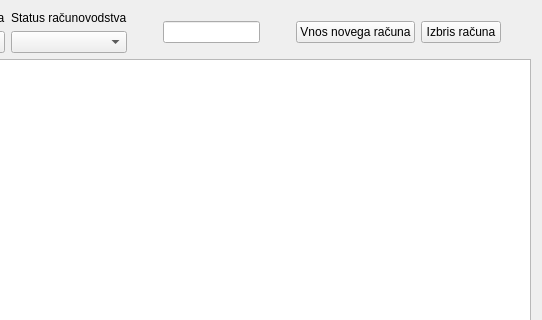
Before: the Qt Designer form wid_racuni.ui in bubi-luka/BubiRacun, drawn with Qt 5; both pictures show x 312 to 854 and y 0 to 320 of the 854 by 628 pixel window.
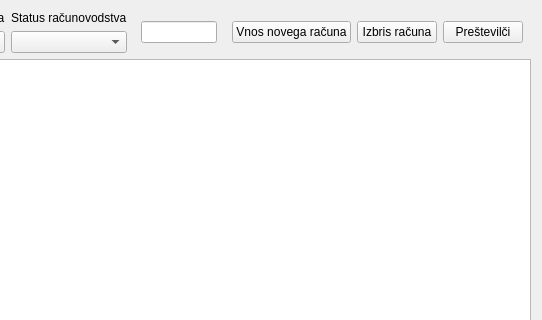
After: the same form once the commit is applied.

The edit to the form file:
```diff
--- a/wid_racuni.ui
+++ b/wid_racuni.ui
@@ -119,6 +119,13 @@
        </property>
       </widget>
      </item>
+     <item>
+      <widget class="QPushButton" name="btn_prestevilci">
+       <property name="text">
+        <string>Preštevilči</string>
+       </property>
+      </widget>
+     </item>
      <item>
       <spacer name="horizontalSpacer_2">
        <property name="orientation">
```
